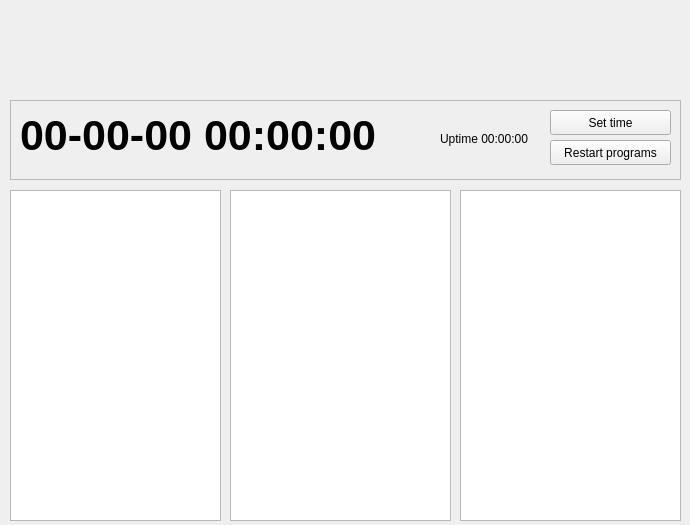
Old version of the form widget_monitoring.ui in the repository mupimenov/hponic.
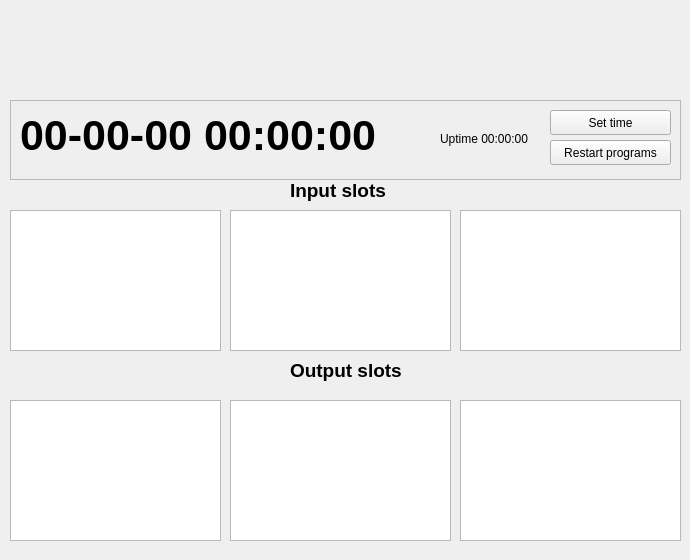
New version of the form. Icons and pictures are not drawn.

```diff
--- a/widget_monitoring.ui
+++ b/widget_monitoring.ui
@@ -7,7 +7,7 @@
     <x>0</x>
     <y>0</y>
     <width>690</width>
-    <height>525</height>
+    <height>560</height>
    </rect>
   </property>
   <property name="windowTitle">
@@ -17,9 +17,9 @@
    <property name="geometry">
     <rect>
      <x>10</x>
-     <y>190</y>
+     <y>210</y>
      <width>211</width>
-     <height>331</height>
+     <height>141</height>
     </rect>
    </property>
   </widget>
@@ -27,9 +27,9 @@
    <property name="geometry">
     <rect>
      <x>230</x>
-     <y>190</y>
+     <y>210</y>
      <width>221</width>
-     <height>331</height>
+     <height>141</height>
     </rect>
    </property>
   </widget>
@@ -37,9 +37,9 @@
    <property name="geometry">
     <rect>
      <x>460</x>
-     <y>190</y>
+     <y>210</y>
      <width>221</width>
-     <height>331</height>
+     <height>141</height>
     </rect>
    </property>
   </widget>
@@ -132,6 +132,76 @@
     </property>
    </widget>
   </widget>
+  <widget class="QLabel" name="lInputSlots">
+   <property name="geometry">
+    <rect>
+     <x>290</x>
+     <y>180</y>
+     <width>141</width>
+     <height>21</height>
+    </rect>
+   </property>
+   <property name="font">
+    <font>
+     <pointsize>14</pointsize>
+     <weight>75</weight>
+     <bold>true</bold>
+    </font>
+   </property>
+   <property name="text">
+    <string>Input slots</string>
+   </property>
+  </widget>
+  <widget class="QLabel" name="lOutputSlots">
+   <property name="geometry">
+    <rect>
+     <x>290</x>
+     <y>360</y>
+     <width>141</width>
+     <height>21</height>
+    </rect>
+   </property>
+   <property name="font">
+    <font>
+     <pointsize>14</pointsize>
+     <weight>75</weight>
+     <bold>true</bold>
+    </font>
+   </property>
+   <property name="text">
+    <string>Output slots</string>
+   </property>
+  </widget>
+  <widget class="QTreeView" name="tvOutputSlots1">
+   <property name="geometry">
+    <rect>
+     <x>10</x>
+     <y>400</y>
+     <width>211</width>
+     <height>141</height>
+    </rect>
+   </property>
+  </widget>
+  <widget class="QTreeView" name="tvOutputSlots2">
+   <property name="geometry">
+    <rect>
+     <x>230</x>
+     <y>400</y>
+     <width>221</width>
+     <height>141</height>
+    </rect>
+   </property>
+  </widget>
+  <widget class="QTreeView" name="tvOutputSlots3">
+   <property name="geometry">
+    <rect>
+     <x>460</x>
+     <y>400</y>
+     <width>221</width>
+     <height>141</height>
+    </rect>
+   </property>
+  </widget>
  </widget>
  <resources>
   <include location="icons.qrc"/>
```
Left out of the diff: 6 changed lines with no effect on the pictures.
